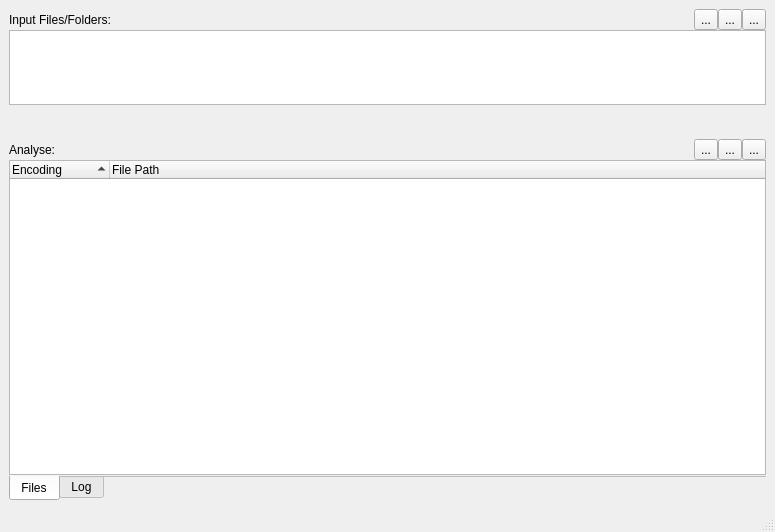
fougue/cassolette, file src/charset_tool_main_window.ui: the form before one commit.
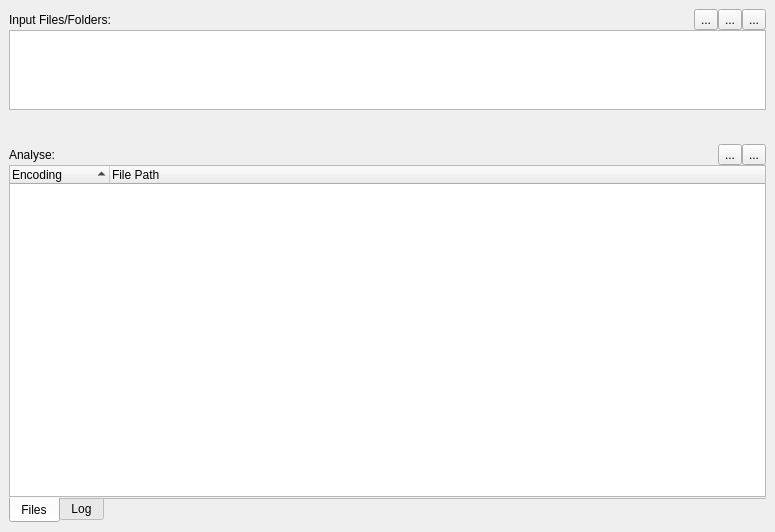
The form after the commit. Icons and pictures are not drawn. Custom widgets are drawn as their Qt base class.

Commit message: Use progress dialog instead of progress widget in status bar

Diff of the .ui file:
```diff
--- a/src/charset_tool_main_window.ui
+++ b/src/charset_tool_main_window.ui
@@ -186,26 +186,6 @@
            </property>
           </spacer>
          </item>
-         <item>
-          <widget class="QToolButton" name="stopAnalyseBtn">
-           <property name="toolTip">
-            <string>Stop Current Task</string>
-           </property>
-           <property name="text">
-            <string>...</string>
-           </property>
-           <property name="icon">
-            <iconset resource="../charset-tool.qrc">
-             <normaloff>:/images/process-stop.png</normaloff>:/images/process-stop.png</iconset>
-           </property>
-           <property name="iconSize">
-            <size>
-             <width>24</width>
-             <height>24</height>
-            </size>
-           </property>
-          </widget>
-         </item>
          <item>
           <widget class="QToolButton" name="runAnalyseBtn">
            <property name="toolTip">
@@ -350,7 +330,6 @@
     </rect>
    </property>
   </widget>
-  <widget class="QStatusBar" name="statusbar"/>
  </widget>
  <customwidgets>
   <customwidget>
```
The commit also changes 8 other files.
